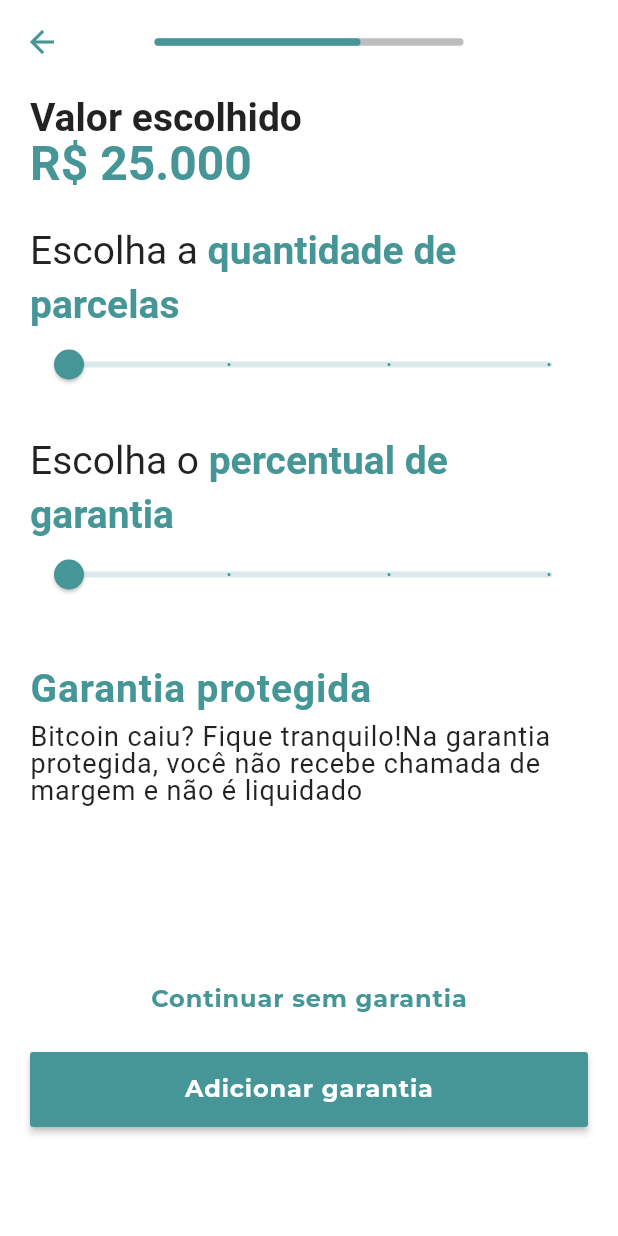
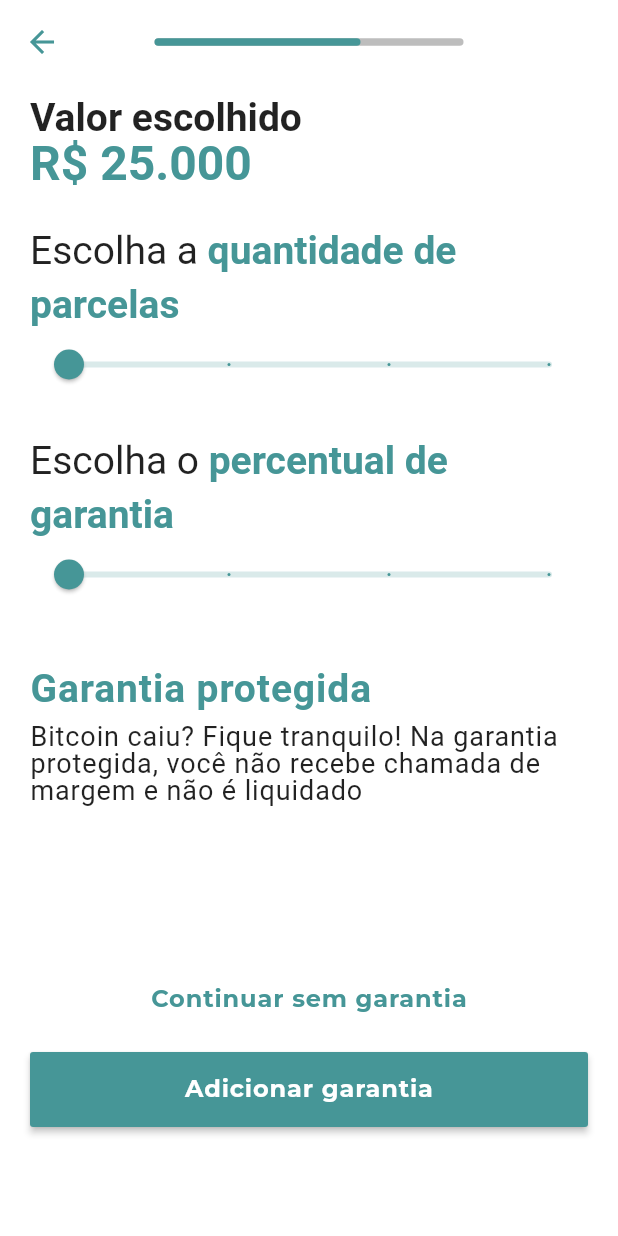
Before and after one commit to Harinson/credit-simulator, a Flutter app: the SecondStepPage screen opened by its route, on a phone screen of 412 x 824 dp. Run offline on Flutter 3.47's test engine with Material 2 defaults, Android fonts, the phone set to English and light mode, and no system bars; our stand-ins replace flutter_modular, google_fonts.

```diff
--- a/lib/core/modules/app_module.dart
+++ b/lib/core/modules/app_module.dart
@@ -1,7 +1,7 @@
-import 'package:credit_simulator/presenter/pages/first_step/first_step_page.dart';
-import 'package:credit_simulator/presenter/pages/home/home_page.dart';
 import 'package:flutter_modular/flutter_modular.dart';
 
+import '../../presenter/pages/first_step/first_step_page.dart';
+import '../../presenter/pages/home/home_page.dart';
 import '../../presenter/pages/second_step/second_step_page.dart';
 
 class AppModule extends Module {
--- a/lib/main.dart
+++ b/lib/main.dart
@@ -1,6 +1,7 @@
-import 'package:credit_simulator/core/modules/app_module.dart';
 import 'package:flutter/material.dart';
 import 'package:flutter_modular/flutter_modular.dart';
+
+import 'core/modules/app_module.dart';
 
 void main() {
   runApp(ModularApp(module: AppModule(), child: const AppWidget()));
--- a/lib/presenter/pages/first_step/widgets/first_step_title_widget.dart
+++ b/lib/presenter/pages/first_step/widgets/first_step_title_widget.dart
@@ -1,6 +1,4 @@
 import 'package:flutter/cupertino.dart';
-import 'package:flutter/src/foundation/key.dart';
-import 'package:flutter/src/widgets/framework.dart';
 import 'package:google_fonts/google_fonts.dart';
 
 import '../../../theme/app_theme.dart';
--- a/lib/presenter/pages/second_step/second_step_page.dart
+++ b/lib/presenter/pages/second_step/second_step_page.dart
@@ -1,11 +1,11 @@
-import 'package:credit_simulator/presenter/components/bottom_buttom_component.dart';
-import 'package:credit_simulator/presenter/components/progress_bar_component.dart';
-import 'package:credit_simulator/presenter/components/slider_field_component.dart';
-import 'package:credit_simulator/presenter/pages/first_step/widgets/first_step_title_widget.dart';
-import 'package:credit_simulator/presenter/pages/second_step/widgets/second_step_title_widget.dart';
-import 'package:credit_simulator/presenter/theme/app_theme.dart';
 import 'package:flutter/material.dart';
 import 'package:google_fonts/google_fonts.dart';
+
+import '../../components/bottom_buttom_component.dart';
+import '../../components/progress_bar_component.dart';
+import '../../components/slider_field_component.dart';
+import '../../theme/app_theme.dart';
+import 'widgets/second_step_title_widget.dart';
 
 class SecondStepPage extends StatelessWidget {
   const SecondStepPage({Key? key}) : super(key: key);
@@ -39,12 +39,12 @@ class SecondStepPage extends StatelessWidget {
                   mainAxisAlignment: MainAxisAlignment.start,
                   crossAxisAlignment: CrossAxisAlignment.start,
                   children: [
-                    SliderFieldComponent(
+                    const SliderFieldComponent(
                       initialLabel: 'Escolha a ',
                       finalLabel: 'quantidade de parcelas',
                     ),
                     const SizedBox(height: 20),
-                    SliderFieldComponent(
+                    const SliderFieldComponent(
                       initialLabel: 'Escolha o ',
                       finalLabel: 'percentual de garantia',
                     ),
@@ -61,7 +61,7 @@ class SecondStepPage extends StatelessWidget {
                     ),
                     const SizedBox(height: 10),
                     Text(
-                      'Bitcoin caiu? Fique tranquilo!'
+                      'Bitcoin caiu? Fique tranquilo! '
                       'Na garantia protegida, você não '
                       'recebe chamada de margem e não é liquidado',
                       style: GoogleFonts.hindGuntur(
```
Also changed, not shown: lib/presenter/pages/first_step/first_step_page.dart (+5 -4 lines), lib/presenter/pages/home/home_page.dart (+4 -3 lines).
